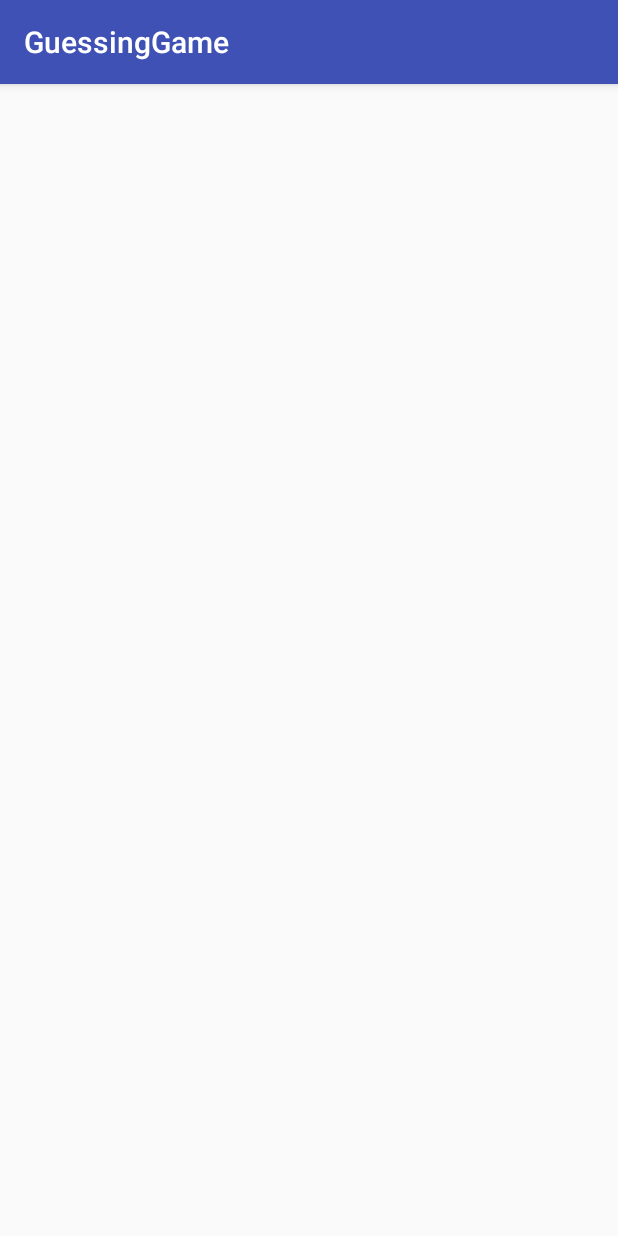
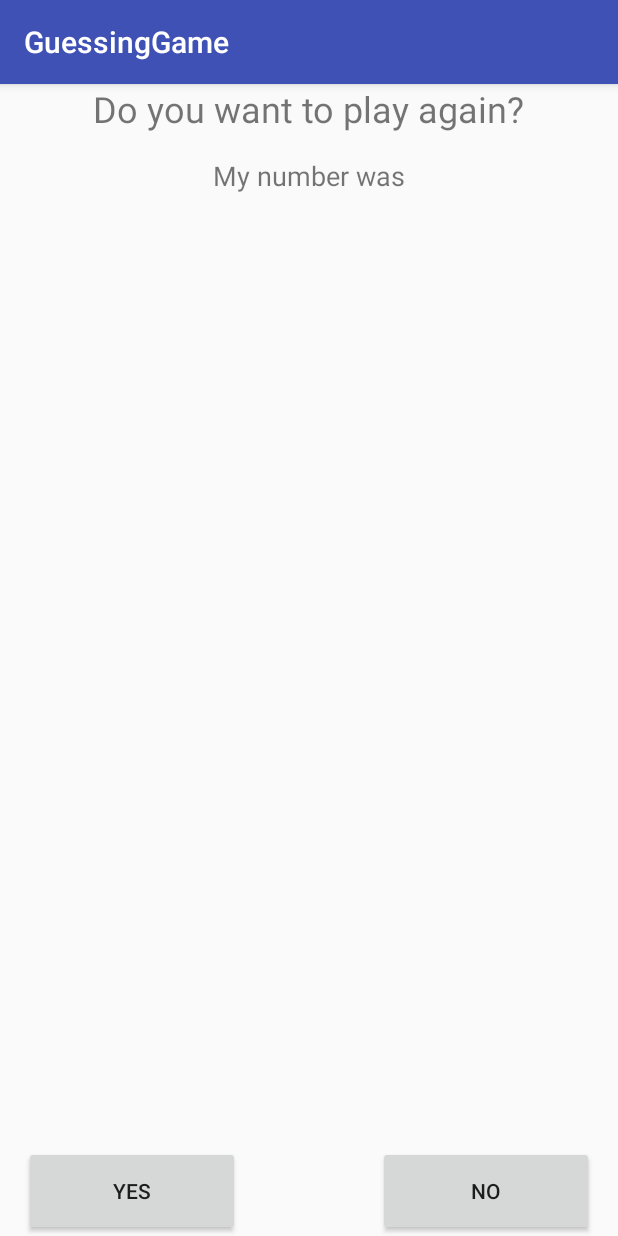
Before and after one commit to Cjcaspar/AndroidGuessingGame, an Android app: the ReplayScreen screen opened directly, with no data from a screen before it, on a phone screen of 412 x 824 dp. Run offline under Robolectric (Android 15) with nearby library versions, the phone set to English and light mode, and no system bars.

Commit message:
Added onclick listeners and passed a win/loss to the result screen.

```diff
--- a/app/src/main/AndroidManifest.xml
+++ b/app/src/main/AndroidManifest.xml
@@ -18,6 +18,7 @@
         </activity>
         <activity android:name=".gameScreen" />
         <activity android:name=".ReplayScreen"></activity>
+        <activity android:name=".GameActivity" />
     </application>
 
 </manifest>
--- a/app/src/main/java/com/connercaspar/guessinggame/ReplayScreen.java
+++ b/app/src/main/java/com/connercaspar/guessinggame/ReplayScreen.java
@@ -1,13 +1,62 @@
 package com.connercaspar.guessinggame;
 
+import android.content.Intent;
 import android.support.v7.app.AppCompatActivity;
 import android.os.Bundle;
+import android.view.View;
+import android.widget.Button;
+import android.widget.TextView;
 
 public class ReplayScreen extends AppCompatActivity {
+
+    private Button yes;
+    private Button no;
+
 
     @Override
     protected void onCreate(Bundle savedInstanceState) {
         super.onCreate(savedInstanceState);
         setContentView(R.layout.activity_replay_screen);
+        getResult();
+        yes = findViewById(R.id.yes_button);
+        no = findViewById(R.id.no_button);
+        listenForButtonPress();
     }
+
+    private void listenForButtonPress() {
+        yes.setOnClickListener(new View.OnClickListener() {
+            @Override
+            public void onClick(View v) {
+                clickYes();
+            }
+        });
+
+        no.setOnClickListener(new View.OnClickListener() {
+            @Override
+            public void onClick(View v) {
+                clickNo();
+            }
+        });
+    }
+
+    public void clickYes() {
+        finish();
+    }
+
+    public void clickNo() {
+        System.exit(1);
+    }
+    public void getResult() {
+        Intent replayScreen = getIntent();
+        if (replayScreen.hasExtra("result")) {
+            TextView replay = (TextView)findViewById(R.id.replay_text_view);
+            replay.setText(replayScreen.getStringExtra(("result")));
+        }
+        if (replayScreen.hasExtra("number")) {
+            TextView number = (TextView)findViewById(R.id.number_text_view);
+            number.setText(replayScreen.getStringExtra("number"));
+        }
 }
+
+
+}
--- a/app/src/main/res/layout/activity_game_screen.xml
+++ b/app/src/main/res/layout/activity_game_screen.xml
@@ -49,7 +49,7 @@
         app:layout_constraintTop_toTopOf="parent" />
 
     <TextView
-        android:id="@+id/attempt"
+        android:id="@+id/attempt_text_view"
         android:layout_width="wrap_content"
         android:layout_height="19dp"
         android:layout_marginBottom="68dp"
--- a/app/src/main/res/layout/activity_main.xml
+++ b/app/src/main/res/layout/activity_main.xml
@@ -27,7 +27,6 @@
         android:layout_width="match_parent"
         android:layout_height="wrap_content"
         android:layout_marginBottom="16dp"
-        android:onClick="screen2"
         android:text="START"
         app:layout_constraintBottom_toBottomOf="parent"
         app:layout_constraintHorizontal_bias="0.0"
--- a/app/src/main/res/layout/activity_replay_screen.xml
+++ b/app/src/main/res/layout/activity_replay_screen.xml
@@ -6,4 +6,44 @@
     android:layout_height="match_parent"
     tools:context="com.connercaspar.guessinggame.ReplayScreen">
 
+    <Button
+        android:id="@+id/yes_button"
+        android:layout_width="144dp"
+        android:layout_height="60dp"
+        android:text="Yes"
+        app:layout_constraintBottom_toBottomOf="parent"
+        app:layout_constraintLeft_toLeftOf="parent"
+        android:layout_marginLeft="16dp"/>
+
+    <Button
+        android:id="@+id/no_button"
+        android:layout_width="144dp"
+        android:layout_height="60dp"
+        android:text="No"
+        app:layout_constraintBottom_toBottomOf="parent"
+        app:layout_constraintRight_toRightOf="parent"
+        android:layout_marginRight="16dp"/>
+
+    <TextView
+        android:id="@+id/number_text_view"
+        android:layout_width="wrap_content"
+        android:layout_height="wrap_content"
+        android:text="My number was"
+        app:layout_constraintTop_toBottomOf="@+id/replay_text_view"
+        app:layout_constraintLeft_toLeftOf="parent"
+        app:layout_constraintRight_toRightOf="parent"
+        android:layout_marginTop="16dp"
+        android:textSize="18dp"/>
+
+    <TextView
+        android:id="@+id/replay_text_view"
+        android:layout_width="wrap_content"
+        android:layout_height="wrap_content"
+        android:text="Do you want to play again?"
+        app:layout_constraintLeft_toLeftOf="parent"
+        app:layout_constraintRight_toRightOf="parent"
+        app:layout_constraintTop_toTopOf="parent"
+        android:textSize="24dp"/>
+
+
 </android.support.constraint.ConstraintLayout>
--- a/app/src/main/res/values/strings.xml
+++ b/app/src/main/res/values/strings.xml
@@ -6,4 +6,7 @@
     <string name="guess_high">Your number was higher than mine. Please try again.</string>
     <string name="invalid_guess">Invalid guess. Please try again, with a number between 1 and 100.</string>
     <string name="attempt_number">Attempt number: </string>
+    <string name="out_of_guesses">You have run out of guesses. Would you like to play again?</string>
+    <string name="win">Congratulations! You have guessed my number correctly!</string>
+    <string name="my_number">My number was: </string>
 </resources>
```
Also changed, not shown: app/src/main/java/com/connercaspar/guessinggame/GameActivity.java (+30 -6 lines), app/src/main/java/com/connercaspar/guessinggame/MainActivity.java (+10 -1 lines).
